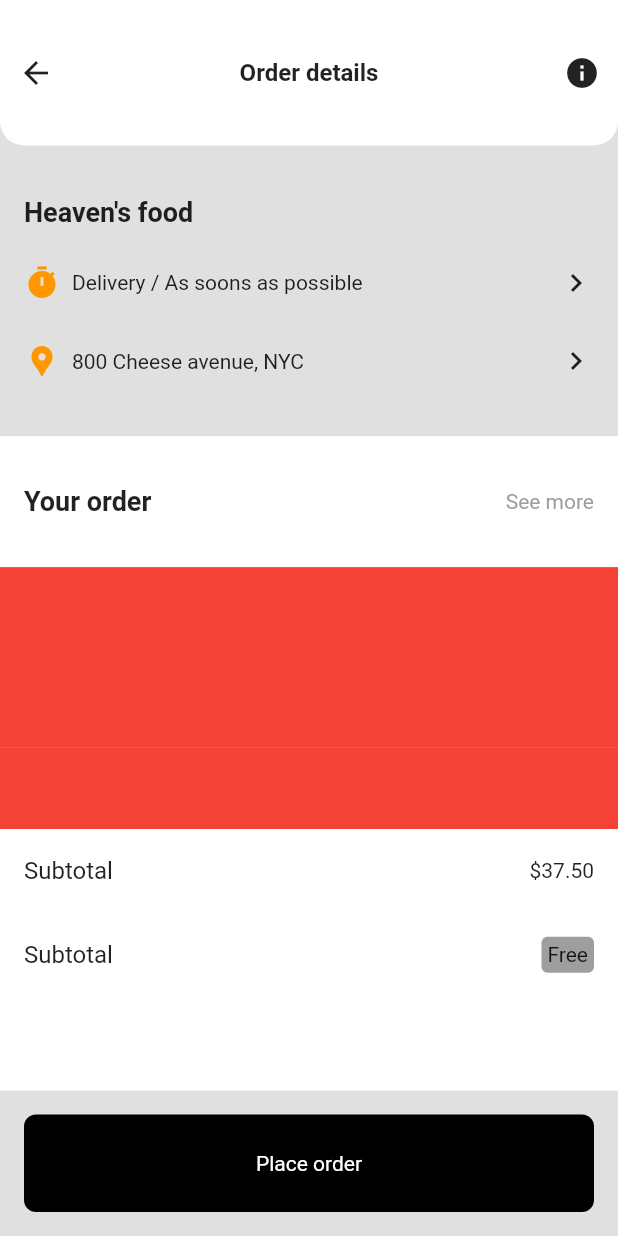
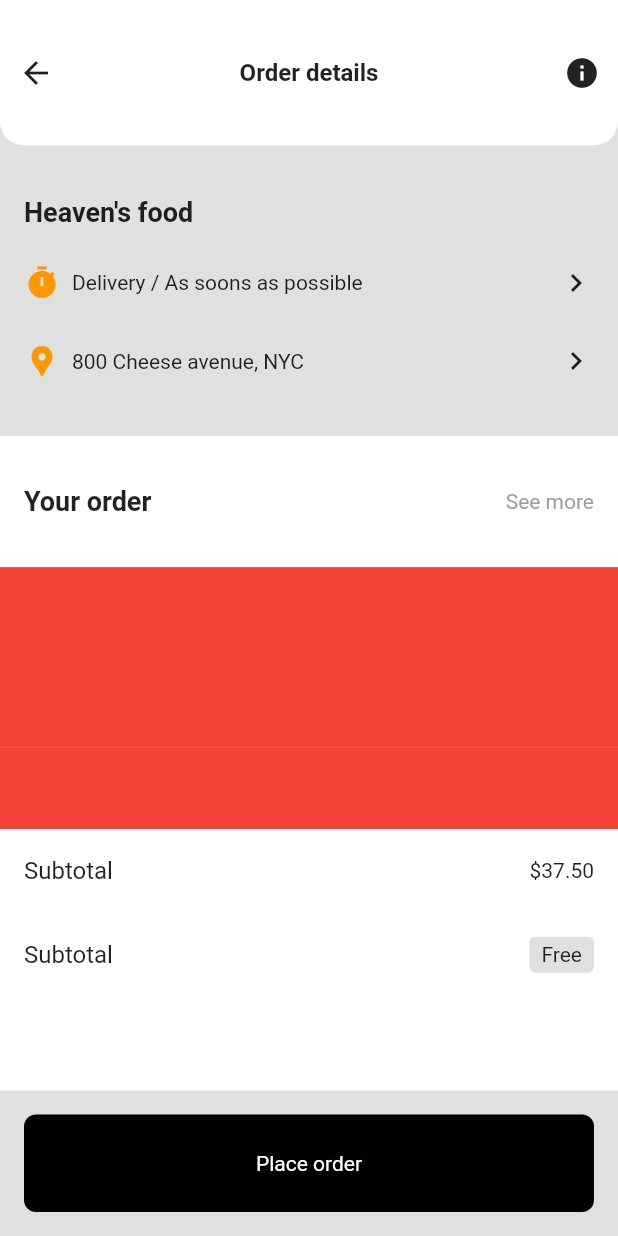
Before and after one commit to JAICHANGPARK/flutter_notebook_11th_story, a Flutter app: the screen it shows after launch, item 2 of the bottom bar chosen, on a phone screen of 412 x 824 dp. Run offline on Flutter 3.47's test engine with Material 2 defaults, Android fonts, the phone set to English and light mode, and no system bars; our stand-ins replace backdrop, badges, flutter_inner_drawer, flutter_slidable, flutter_swiper, google_fonts; network calls fail.

Commit message:
Update food_order_page.dart

```diff
--- a/lib/ep744_food_app/ui/food_order_page.dart
+++ b/lib/ep744_food_app/ui/food_order_page.dart
@@ -125,10 +125,10 @@ class _FoodOrderPageState extends State<FoodOrderPage> {
                         ListTile(
                           title: Text("Subtotal"),
                           trailing: Container(
-                            padding: EdgeInsets.all(4),
+                            padding: EdgeInsets.symmetric(horizontal: 8, vertical: 4),
                             decoration: BoxDecoration(
                               borderRadius: BorderRadius.circular(4),
-                              color: Colors.grey
+                              color: Colors.grey[300]
                             ),
                             child: Text("Free"),
                           )
```
